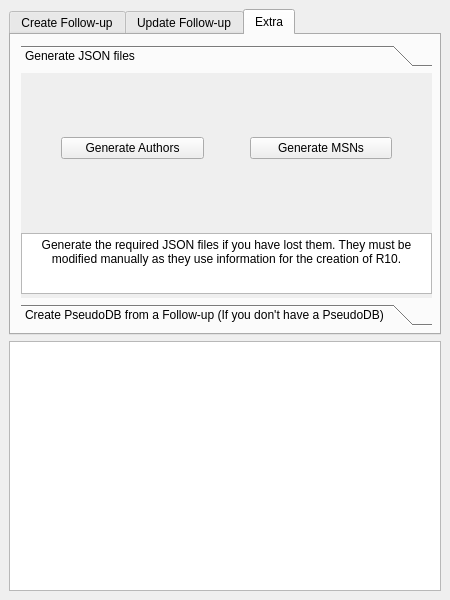
Old version of the form ui/UI.ui in the repository AlthomAcheimastos/Follow_Up_Creation_Tool.
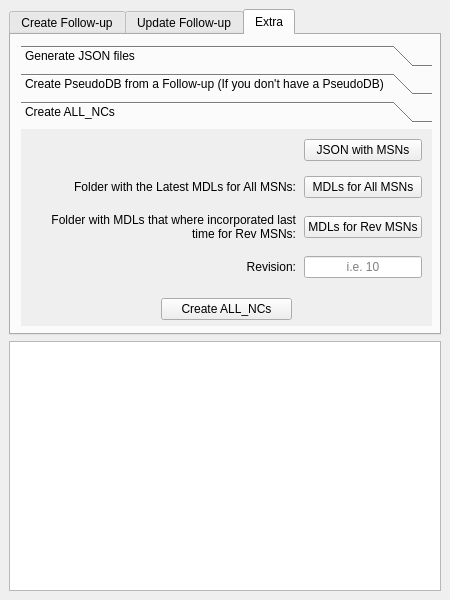
New version of the form. The open tabs and pages were chosen to show the change.

What changed in the file:
```diff
--- a/ui/UI.ui
+++ b/ui/UI.ui
@@ -824,7 +824,7 @@
          </font>
         </property>
         <property name="currentIndex">
-         <number>0</number>
+         <number>2</number>
         </property>
         <widget class="QWidget" name="page_9">
          <property name="geometry">
@@ -832,7 +832,7 @@
            <x>0</x>
            <y>0</y>
            <width>411</width>
-           <height>225</height>
+           <height>197</height>
           </rect>
          </property>
          <attribute name="label">
@@ -844,7 +844,7 @@
             <x>0</x>
             <y>0</y>
             <width>411</width>
-            <height>151</height>
+            <height>141</height>
            </rect>
           </property>
           <layout class="QHBoxLayout" name="horizontalLayout_5">
@@ -928,9 +928,9 @@
           <property name="geometry">
            <rect>
             <x>0</x>
-            <y>160</y>
+            <y>150</y>
             <width>411</width>
-            <height>61</height>
+            <height>41</height>
            </rect>
           </property>
           <property name="html">
@@ -1058,6 +1058,183 @@
           </property>
          </widget>
         </widget>
+        <widget class="QWidget" name="page">
+         <attribute name="label">
+          <string>Create ALL_NCs</string>
+         </attribute>
+         <widget class="QWidget" name="verticalLayoutWidget_2">
+          <property name="geometry">
+           <rect>
+            <x>10</x>
+            <y>10</y>
+            <width>391</width>
+            <height>181</height>
+           </rect>
+          </property>
+          <layout class="QVBoxLayout" name="verticalLayout_3">
+           <item>
+            <layout class="QGridLayout" name="gridLayout">
+             <property name="horizontalSpacing">
+              <number>8</number>
+             </property>
+             <property name="verticalSpacing">
+              <number>15</number>
+             </property>
+             <item row="0" column="1">
+              <widget class="QPushButton" name="btn_json_6">
+               <property name="cursor">
+                <cursorShape>PointingHandCursor</cursorShape>
+               </property>
+               <property name="text">
+                <string>JSON with MSNs</string>
+               </property>
+              </widget>
+             </item>
+             <item row="2" column="1">
+              <widget class="QPushButton" name="btn_mdl_rev_MSNs">
+               <property name="cursor">
+                <cursorShape>PointingHandCursor</cursorShape>
+               </property>
+               <property name="text">
+                <string>MDLs for Rev MSNs</string>
+               </property>
+              </widget>
+             </item>
+             <item row="1" column="0">
+              <widget class="QLabel" name="label_3">
+               <property name="layoutDirection">
+                <enum>Qt::LeftToRight</enum>
+               </property>
+               <property name="text">
+                <string>Folder with the Latest MDLs for All MSNs:</string>
+               </property>
+               <property name="alignment">
+                <set>Qt::AlignRight|Qt::AlignTrailing|Qt::AlignVCenter</set>
+               </property>
+              </widget>
+             </item>
+             <item row="1" column="1">
+              <widget class="QPushButton" name="btn_mdl_all_MSNs">
+               <property name="cursor">
+                <cursorShape>PointingHandCursor</cursorShape>
+               </property>
+               <property name="text">
+                <string>MDLs for All MSNs</string>
+               </property>
+              </widget>
+             </item>
+             <item row="3" column="0">
+              <widget class="QLabel" name="label_2">
+               <property name="text">
+                <string>Revision:</string>
+               </property>
+               <property name="alignment">
+                <set>Qt::AlignRight|Qt::AlignTrailing|Qt::AlignVCenter</set>
+               </property>
+              </widget>
+             </item>
+             <item row="2" column="0">
+              <widget class="QLabel" name="label_4">
+               <property name="layoutDirection">
+                <enum>Qt::LeftToRight</enum>
+               </property>
+               <property name="text">
+                <string>Folder with MDLs that where incorporated last time for Rev MSNs:</string>
+               </property>
+               <property name="alignment">
+                <set>Qt::AlignRight|Qt::AlignTrailing|Qt::AlignVCenter</set>
+               </property>
+               <property name="wordWrap">
+                <bool>true</bool>
+               </property>
+              </widget>
+             </item>
+             <item row="3" column="1">
+              <widget class="QLineEdit" name="input_revision_2">
+               <property name="sizePolicy">
+                <sizepolicy hsizetype="Preferred" vsizetype="Preferred">
+                 <horstretch>0</horstretch>
+                 <verstretch>0</verstretch>
+                </sizepolicy>
+               </property>
+               <property name="maximumSize">
+                <size>
+                 <width>120</width>
+                 <height>16777215</height>
+                </size>
+               </property>
+               <property name="alignment">
+                <set>Qt::AlignCenter</set>
+               </property>
+               <property name="placeholderText">
+                <string>i.e. 10</string>
+               </property>
+              </widget>
+             </item>
+            </layout>
+           </item>
+           <item>
+            <spacer name="verticalSpacer_3">
+             <property name="orientation">
+              <enum>Qt::Vertical</enum>
+             </property>
+             <property name="sizeHint" stdset="0">
+              <size>
+               <width>20</width>
+               <height>40</height>
+              </size>
+             </property>
+            </spacer>
+           </item>
+           <item>
+            <layout class="QHBoxLayout" name="horizontalLayout_13">
+             <item>
+              <spacer name="horizontalSpacer_15">
+               <property name="orientation">
+                <enum>Qt::Horizontal</enum>
+               </property>
+               <property name="sizeHint" stdset="0">
+                <size>
+                 <width>40</width>
+                 <height>20</height>
+                </size>
+               </property>
+              </spacer>
+             </item>
+             <item>
+              <widget class="QPushButton" name="btn_run_9">
+               <property name="sizePolicy">
+                <sizepolicy hsizetype="Expanding" vsizetype="Fixed">
+                 <horstretch>0</horstretch>
+                 <verstretch>0</verstretch>
+                </sizepolicy>
+               </property>
+               <property name="cursor">
+                <cursorShape>PointingHandCursor</cursorShape>
+               </property>
+               <property name="text">
+                <string>Create ALL_NCs</string>
+               </property>
+              </widget>
+             </item>
+             <item>
+              <spacer name="horizontalSpacer_16">
+               <property name="orientation">
+                <enum>Qt::Horizontal</enum>
+               </property>
+               <property name="sizeHint" stdset="0">
+                <size>
+                 <width>40</width>
+                 <height>20</height>
+                </size>
+               </property>
+              </spacer>
+             </item>
+            </layout>
+           </item>
+          </layout>
+         </widget>
+        </widget>
        </widget>
       </widget>
      </widget>
```
Left out of the diff: 10 changed lines with no effect on the pictures.
